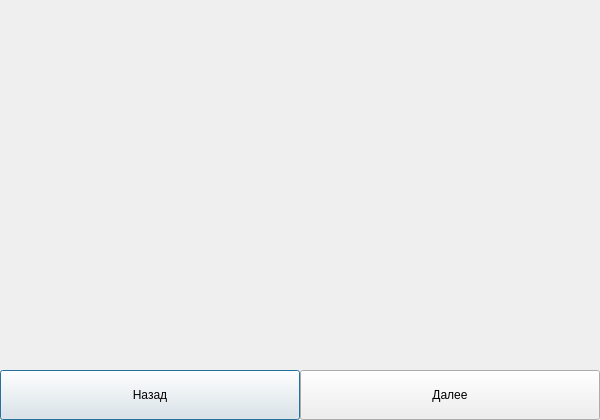
First picture: the form in rem_app/wind3.ui, repository IsN99/Qt-projects-for-university-studies, before the edit.
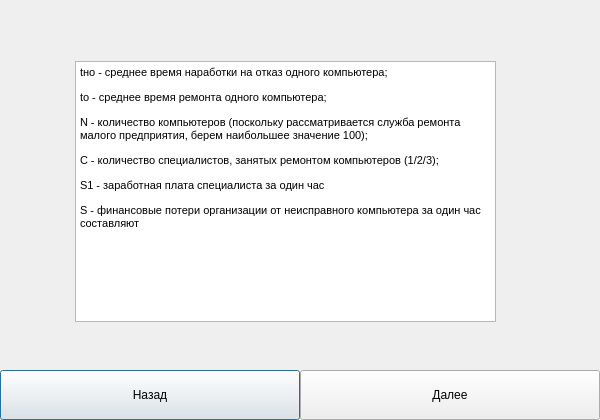
Second picture: the form after the edit.

Patch:
```diff
--- a/rem_app/wind3.ui
+++ b/rem_app/wind3.ui
@@ -39,6 +39,31 @@
     <string>Далее</string>
    </property>
   </widget>
+  <widget class="QTextBrowser" name="textBrowser">
+   <property name="geometry">
+    <rect>
+     <x>75</x>
+     <y>61</y>
+     <width>421</width>
+     <height>261</height>
+    </rect>
+   </property>
+   <property name="html">
+    <string>&lt;!DOCTYPE HTML PUBLIC &quot;-//W3C//DTD HTML 4.0//EN&quot; &quot;http://www.w3.org/TR/REC-html40/strict.dtd&quot;&gt;
+&lt;html&gt;&lt;head&gt;&lt;meta name=&quot;qrichtext&quot; content=&quot;1&quot; /&gt;&lt;style type=&quot;text/css&quot;&gt;
+p, li { white-space: pre-wrap; }
+&lt;/style&gt;&lt;/head&gt;&lt;body style=&quot; font-family:'MS Shell Dlg 2'; font-size:8.25pt; font-weight:400; font-style:normal;&quot;&gt;
+&lt;p style=&quot; margin-top:12px; margin-bottom:0px; margin-left:0px; margin-right:0px; -qt-block-indent:0; text-indent:0px;&quot;&gt;&lt;a name=&quot;_x0000_t75&quot;&gt;&lt;/a&gt;&lt;span style=&quot; font-family:'Times New Roman,serif'; font-size:8pt;&quot;&gt;t&lt;/span&gt;&lt;span style=&quot; font-family:'Times New Roman,serif'; font-size:8pt;&quot;&gt;нo - среднее время наработки на отказ одного компьютера;&lt;/span&gt;&lt;span style=&quot; font-size:8pt;&quot;&gt; &lt;/span&gt;&lt;/p&gt;
+&lt;p style=&quot; margin-top:12px; margin-bottom:0px; margin-left:0px; margin-right:0px; -qt-block-indent:0; text-indent:0px;&quot;&gt;&lt;a name=&quot;_x0000_i1025&quot;&gt;&lt;/a&gt;&lt;span style=&quot; font-family:'Times New Roman,serif'; font-size:8pt;&quot;&gt;t&lt;/span&gt;&lt;span style=&quot; font-family:'Times New Roman,serif'; font-size:8pt;&quot;&gt;o - среднее время ремонта одного компьютера;&lt;/span&gt;&lt;span style=&quot; font-size:8pt;&quot;&gt; &lt;/span&gt;&lt;/p&gt;
+&lt;p style=&quot; margin-top:12px; margin-bottom:0px; margin-left:0px; margin-right:0px; -qt-block-indent:0; text-indent:0px;&quot;&gt;&lt;a name=&quot;_x0000_i1025&quot;&gt;&lt;/a&gt;&lt;span style=&quot; font-family:'Times New Roman,serif'; font-size:8pt;&quot;&gt;N&lt;/span&gt;&lt;span style=&quot; font-family:'Times New Roman,serif'; font-size:8pt;&quot;&gt; - количество компьютеров (поскольку рассматривается служба ремонта малого предприятия, берем наибольшее значение 100);&lt;/span&gt;&lt;span style=&quot; font-size:8pt;&quot;&gt; &lt;/span&gt;&lt;/p&gt;
+&lt;p style=&quot; margin-top:12px; margin-bottom:0px; margin-left:0px; margin-right:0px; -qt-block-indent:0; text-indent:0px;&quot;&gt;&lt;a name=&quot;_x0000_i1025&quot;&gt;&lt;/a&gt;&lt;span style=&quot; font-family:'Times New Roman,serif'; font-size:8pt;&quot;&gt;C&lt;/span&gt;&lt;span style=&quot; font-family:'Times New Roman,serif'; font-size:8pt;&quot;&gt; - количество специалистов, занятых ремонтом компьютеров (1/2/3);&lt;/span&gt;&lt;span style=&quot; font-size:8pt;&quot;&gt; &lt;/span&gt;&lt;/p&gt;
+&lt;p style=&quot; margin-top:12px; margin-bottom:0px; margin-left:0px; margin-right:0px; -qt-block-indent:0; text-indent:0px;&quot;&gt;&lt;span style=&quot; font-family:'Times New Roman,serif'; font-size:8pt;&quot;&gt;S1 - заработная плата специалиста за один час &lt;/span&gt;&lt;/p&gt;
+&lt;p style=&quot; margin-top:12px; margin-bottom:0px; margin-left:0px; margin-right:0px; -qt-block-indent:0; text-indent:0px;&quot;&gt;&lt;span style=&quot; font-family:'Times New Roman,serif'; font-size:8pt;&quot;&gt;S - финансовые потери организации от неисправного компьютера за один час составляют &lt;/span&gt;&lt;/p&gt;&lt;/body&gt;&lt;/html&gt;</string>
+   </property>
+   <property name="openLinks">
+    <bool>false</bool>
+   </property>
+  </widget>
  </widget>
  <resources/>
  <connections/>
```
